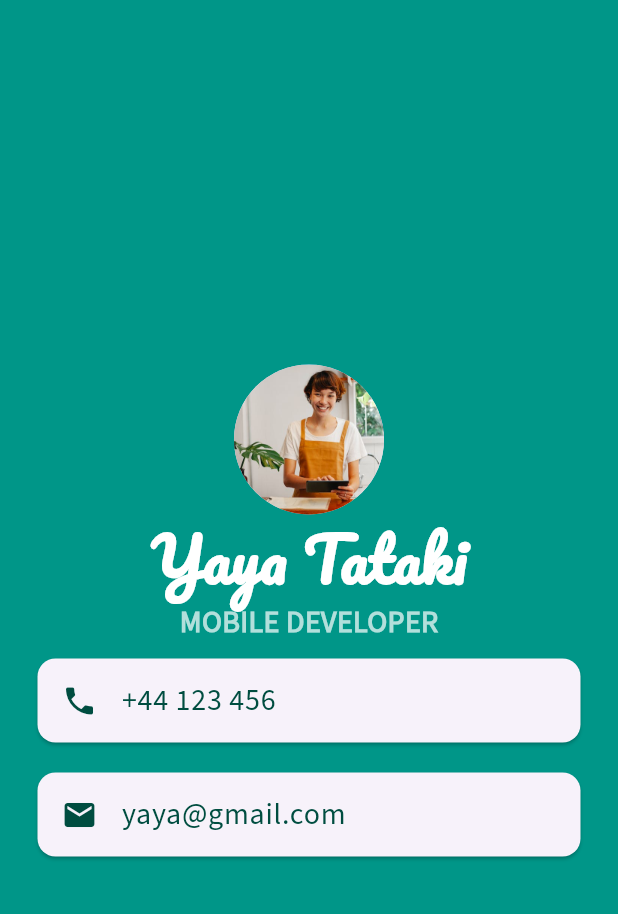
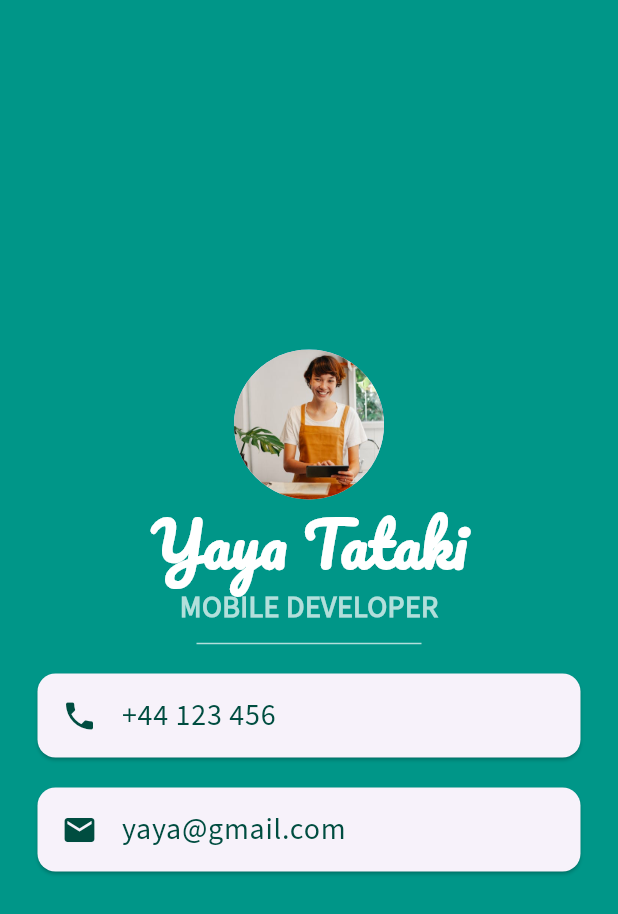
Before and after one commit to Obehi234/e-card-with-flutter, a Flutter app: the screen it shows after launch, on a phone screen of 412 x 824 dp. Shown: the top 914 px of the screen. Run offline on Flutter 3.47's test engine with Material 3 defaults, Android fonts, the phone set to English and light mode, and no system bars.

Commit message:
Added divider widget

```diff
--- a/lib/main.dart
+++ b/lib/main.dart
@@ -15,7 +15,6 @@ class MyApp extends StatelessWidget {
           body: SafeArea(
               child: Column(
                   mainAxisAlignment: MainAxisAlignment.center,
-                  crossAxisAlignment: CrossAxisAlignment.center,
                   children: [
                 const CircleAvatar(
                   radius: 50.0,
@@ -33,6 +32,13 @@ class MyApp extends StatelessWidget {
                         fontSize: 20.0,
                         color: Colors.teal.shade100,
                         fontWeight: FontWeight.bold)),
+                SizedBox(
+                  height: 20.0,
+                  width:150.0,
+                  child: Divider(
+                    color: Colors.teal.shade100
+                  )
+                ),
                 Card(
                     margin: const EdgeInsets.symmetric(
                         vertical: 10.0, horizontal: 25.0),
```
Lines whose indentation alone changed are shown as unchanged.
